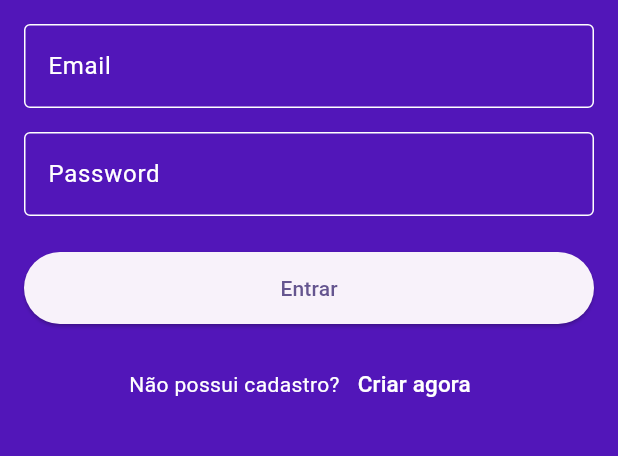
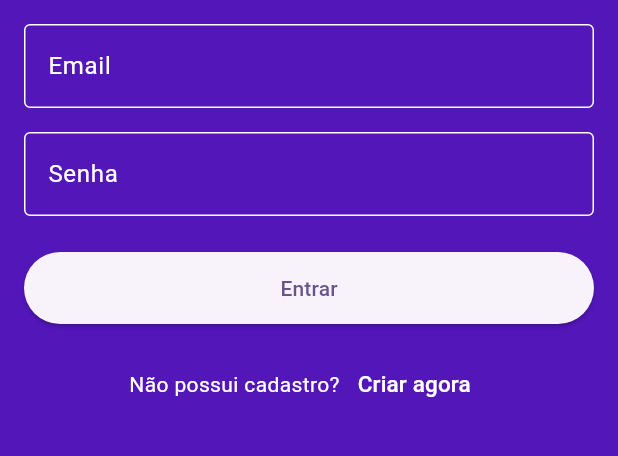
Before and after one commit to danielrocha28/Kairoz, a Flutter app: the screen it shows after launch, on a phone screen of 412 x 824 dp, the part 519-975 px from its top. Run offline on Flutter 3.47's test engine with Material 3 defaults, Android fonts, the light colour scheme and no system bars; our stand-ins replace flutter_dotenv, flutter_speed_dial.

Commit message:
Separei em metodos, coloquei em uma env e adicionei o botão no widget

```diff
--- a/kairoz.app/lib/main.dart
+++ b/kairoz.app/lib/main.dart
@@ -3,7 +3,10 @@ import 'package:kairoz/pages/home_page.dart';
 import 'package:kairoz/pages/login_page.dart';
 import 'package:kairoz/pages/register_page.dart';
 
-void main() {
+import 'package:flutter_dotenv/flutter_dotenv.dart';
+
+void main() async {
+  await dotenv.load(fileName: ".env");
   runApp(const MyApp());
 }
 
--- a/kairoz.app/lib/pages/login_page.dart
+++ b/kairoz.app/lib/pages/login_page.dart
@@ -1,8 +1,10 @@
 import 'dart:convert';
-
+import 'package:flutter_dotenv/flutter_dotenv.dart';
 import 'package:http/http.dart' as http;
 import 'package:flutter/material.dart';
+import 'package:http/http.dart';
 import 'package:kairoz/widgets/kairoz_logo.dart';
+import 'package:kairoz/widgets/kairoz_outline_input.dart';
 
 class LoginPage extends StatefulWidget {
   const LoginPage({super.key});
@@ -18,11 +20,11 @@ class _LoginPageState extends State<LoginPage> {
   final _formKey = GlobalKey<FormState>();
 
   _login(BuildContext context) async {
+    final baseUrl = dotenv.env['BASE_URL'];
+
     try {
-      final url = Uri.https('e9ab-189-110-21-89.ngrok-free.app', 'login');
-
       final response = await http.post(
-        url,
+        Uri.parse('$baseUrl/login'),
         headers: {"Content-Type": "application/json"},
         body: jsonEncode({
           "email": _emailController.text,
@@ -30,26 +32,31 @@ class _LoginPageState extends State<LoginPage> {
         }),
       );
 
-      if (response.statusCode == 200) {
-        Navigator.pushNamedAndRemoveUntil(
-            context, '/home', ModalRoute.withName('/'));
-      }
-
-      if (response.statusCode == 400) {
-        Map<String, dynamic> temp = json.decode(response.body);
-        String message = temp['error'];
-
-        ScaffoldMessenger.of(context).showSnackBar(
-          SnackBar(content: Text(message)),
-        );
-      }
+      validateRequestResponse(response, context);
     } catch (e) {
       ScaffoldMessenger.of(context).showSnackBar(
         const SnackBar(
-          content: Text('Ocorreu um erro ao criar usuário. Tente novamente!'),
+          content: Text('Ocorreu um erro ao entrar. Tente novamente!'),
         ),
       );
     }
+  }
+
+  validateRequestResponse(Response response, BuildContext context) {
+    if (response.statusCode == 200) {
+      return Navigator.pushNamedAndRemoveUntil(
+        context,
+        '/home',
+        ModalRoute.withName('/'),
+      );
+    }
+
+    Map<String, dynamic> temp = json.decode(response.body);
+    String message = temp['error'] ?? 'Ocorreu um erro inesperado';
+
+    ScaffoldMessenger.of(context).showSnackBar(
+      SnackBar(content: Text(message)),
+    );
   }
 
   validateEmailField(String? value) {
@@ -68,42 +75,6 @@ class _LoginPageState extends State<LoginPage> {
     return null;
   }
 
-  Container containerRegister() {
-    return Container(
-      height: 40.0,
-      margin: const EdgeInsets.only(top: 20.0),
-      child: Center(
-        child: Row(
-          mainAxisAlignment: MainAxisAlignment.center,
-          children: [
-            const Text(
-              'Não possui cadastro?',
-              style: TextStyle(color: Colors.white),
-            ),
-            TextButton(
-              child: const Text(
-                'Criar agora',
-                textAlign: TextAlign.center,
-                overflow: TextOverflow.ellipsis,
-                style: TextStyle(
-                  color: Colors.white,
-                  fontSize: 15,
-                ),
-              ),
-              onPressed: () {
-                Navigator.pushNamedAndRemoveUntil(
-                  context,
-                  '/register',
-                  ModalRoute.withName('/'),
-                );
-              },
-            ),
-          ],
-        ),
-      ),
-    );
-  }
-
   @override
   Widget build(BuildContext context) {
     return Scaffold(
@@ -119,44 +90,16 @@ class _LoginPageState extends State<LoginPage> {
                 children: [
                   const KairozLogo(),
                   const SizedBox(height: 16),
-                  TextFormField(
+                  KairozOutlineInput(
+                    labelText: 'Email',
                     controller: _emailController,
-                    decoration: const InputDecoration(
-                      labelText: 'Email',
-                      fillColor: Colors.white,
-                      labelStyle: TextStyle(color: Colors.white),
-                      border: OutlineInputBorder(),
-                      enabledBorder: OutlineInputBorder(
-                        borderSide: BorderSide(color: Colors.white),
-                      ),
-                      focusedBorder: OutlineInputBorder(
-                        borderSide: BorderSide(color: Colors.white),
-                      ),
-                    ),
-                    keyboardType: TextInputType.emailAddress,
-                    style: const TextStyle(
-                      color: Colors.white,
-                    ),
                     validator: (value) => validateEmailField(value),
                   ),
                   const SizedBox(height: 16),
-                  TextFormField(
+                  KairozOutlineInput(
+                    labelText: 'Senha',
+                    obscureText: true,
                     controller: _passwordController,
-                    decoration: const InputDecoration(
-                      labelText: 'Password',
-                      labelStyle: TextStyle(color: Colors.white),
-                      border: OutlineInputBorder(),
-                      enabledBorder: OutlineInputBorder(
-                        borderSide: BorderSide(color: Colors.white),
-                      ),
-                      focusedBorder: OutlineInputBorder(
-                        borderSide: BorderSide(color: Colors.white),
-                      ),
-                    ),
-                    style: const TextStyle(
-                      color: Colors.white,
-                    ),
-                    obscureText: true,
                     validator: (value) => validatePasswordField(value),
                   ),
                   const SizedBox(height: 24),
@@ -171,7 +114,39 @@ class _LoginPageState extends State<LoginPage> {
                     ),
                     child: const Text('Entrar'),
                   ),
-                  containerRegister(),
+                  Container(
+                    height: 40.0,
+                    margin: const EdgeInsets.only(top: 20.0),
+                    child: Center(
+                      child: Row(
+                        mainAxisAlignment: MainAxisAlignment.center,
+                        children: [
+                          const Text(
+                            'Não possui cadastro?',
+                            style: TextStyle(color: Colors.white),
+                          ),
+                          TextButton(
+                            child: const Text(
+                              'Criar agora',
+                              textAlign: TextAlign.center,
+                              overflow: TextOverflow.ellipsis,
+                              style: TextStyle(
+                                color: Colors.white,
+                                fontSize: 15,
+                              ),
+                            ),
+                            onPressed: () {
+                              Navigator.pushNamedAndRemoveUntil(
+                                context,
+                                '/register',
+                                ModalRoute.withName('/'),
+                              );
+                            },
+                          ),
+                        ],
+                      ),
+                    ),
+                  )
                 ],
               ),
             ),
--- /dev/null
+++ b/kairoz.app/lib/widgets/kairoz_outline_input.dart
@@ -0,0 +1,39 @@
+import 'package:flutter/material.dart';
+
+class KairozOutlineInput extends StatelessWidget {
+  final TextEditingController controller;
+  final String labelText;
+  final bool obscureText;
+  final FormFieldValidator<String>? validator;
+
+  const KairozOutlineInput({
+    super.key,
+    required this.controller,
+    required this.labelText,
+    this.validator,
+    this.obscureText = false,
+  });
+
+  @override
+  Widget build(BuildContext context) {
+    return TextFormField(
+      controller: controller,
+      decoration: InputDecoration(
+        labelText: labelText,
+        labelStyle: const TextStyle(color: Colors.white),
+        border: const OutlineInputBorder(),
+        enabledBorder: const OutlineInputBorder(
+          borderSide: BorderSide(color: Colors.white),
+        ),
+        focusedBorder: const OutlineInputBorder(
+          borderSide: BorderSide(color: Colors.white),
+        ),
+      ),
+      style: const TextStyle(
+        color: Colors.white,
+      ),
+      obscureText: obscureText,
+      validator: validator,
+    );
+  }
+}
--- a/kairoz.app/pubspec.yaml
+++ b/kairoz.app/pubspec.yaml
@@ -9,6 +9,7 @@ environment:
 dependencies:
   flutter:
     sdk: flutter
+  flutter_dotenv: ^5.1.0
   flutter_speed_dial: ^7.0.0
   http: ^1.2.2
   table_calendar: ^3.1.2
@@ -20,3 +21,6 @@ dev_dependencies:
 
 flutter:
   uses-material-design: true
+
+  assets:
+  - .env
```
Also changed, not shown: kairoz.app/lib/pages/home_page.dart (+10 -10 lines), kairoz.app/lib/pages/register_page.dart (+4 -4 lines), kairoz.app/pubspec.lock.
